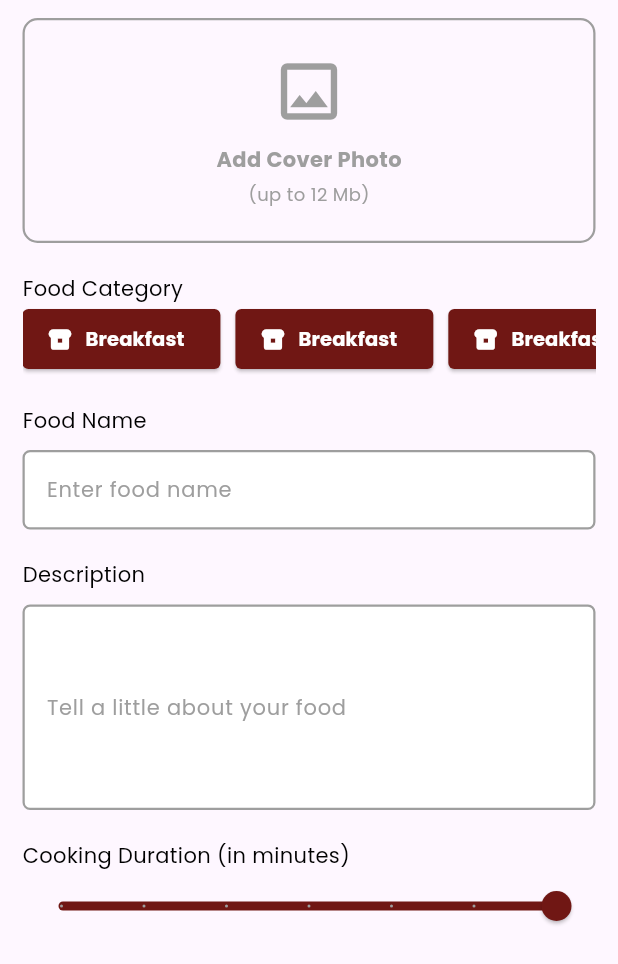
After one commit to anushatamrakar/NewaFest, a Flutter app: the AddRecipe screen opened by its route, on a phone screen of 412 x 824 dp. The commit adds this screen. Shown: the top 964 px of the screen. Run offline on Flutter 3.47's test engine with Material 3 defaults, Android fonts, the phone set to English and light mode, and no system bars.

Commit message:
recipe sharer started

```diff
--- a/lib/views/auth/login_page.dart
+++ b/lib/views/auth/login_page.dart
@@ -116,7 +116,7 @@ class _LoginPageState extends State<LoginPage> {
                           ],
                         ),
                         const SizedBox(height: 15),
-                        const CustomButton(txt1: "Login"),
+                        CustomButton(txt1: "Login", bg: const Color(0xff701714), textColor: Colors.white, onPressed: () {Navigator.pushNamed(context, "/add_recipe");},),
                         const SizedBox(height: 15),
                         const CustomDivider(divider1: "or login with"),
                         const SizedBox(height: 15),
@@ -142,7 +142,7 @@ class _LoginPageState extends State<LoginPage> {
                         CustomTextButton(
                           text: "Don't have an account?",
                           onPressed: () {
-                            Navigator.pushNamed(context, "/register");
+                            Navigator.pushNamed(context, "/home");
                           },
                           btn_1: "Sign up",
                         )
--- a/lib/views/auth/user_registration.dart
+++ b/lib/views/auth/user_registration.dart
@@ -140,6 +140,11 @@ class _UserRegistrationState extends State<UserRegistration> {
                   ],
                 ),
               ),
+              Padding(
+                padding: const EdgeInsets.only(right: 28, left: 28),
+                child: CustomButton(txt1: "Sign up",bg: const Color(0xff701714), textColor: Colors.white, onPressed: () {Navigator.pushNamed(context, "/login");  },),
+              ),
+              const SizedBox(height: 15),
               const CustomDivider(divider1: "or Sign up with"),
               const SizedBox(height: 15),
               Row(
@@ -164,7 +169,6 @@ class _UserRegistrationState extends State<UserRegistration> {
               CustomTextButton(text: "Already have an account?", onPressed: (){
                 Navigator.pushNamed(context, "/login");
               }, btn_1: "Login",)
-
             ],
           ),
         ),
--- /dev/null
+++ b/lib/views/recipe_sharer/add_recipe.dart
@@ -0,0 +1,140 @@
+import 'package:flutter/material.dart';
+import 'package:newafest/widgets/custom_add_recipe/food_category.dart';
+import 'package:newafest/widgets/custom_add_recipe/image_upload.dart';
+
+class AddRecipe extends StatefulWidget {
+  const AddRecipe({super.key});
+
+  @override
+  State<AddRecipe> createState() => _AddRecipeState();
+}
+
+class _AddRecipeState extends State<AddRecipe> {
+  final OutlineInputBorder border = const OutlineInputBorder(
+    borderSide: BorderSide(
+      width: 1.5,
+      style: BorderStyle.solid,
+      color: Colors.grey,
+    ),
+    borderRadius: BorderRadius.all(Radius.circular(5)),
+  );
+
+  Widget _foodName() {
+    return TextField(
+      maxLines: 1,
+      style: const TextStyle(
+        fontSize: 14,
+        fontFamily: "Poppins",
+        fontWeight: FontWeight.w400,
+      ),
+      decoration: InputDecoration(
+        labelText: "Enter food name",
+        filled: true,
+        fillColor: Colors.white,
+        focusedBorder: border,
+        enabledBorder: border,
+        labelStyle: const TextStyle(
+          color: Colors.grey,
+          fontSize: 14,
+          fontFamily: "Poppins",
+          fontWeight: FontWeight.w400,
+        ),
+      ),
+    );
+  }
+
+  // Description input field
+  Widget _description() {
+    return TextField(
+      minLines: 5,
+      maxLines:null,
+      style: const TextStyle(
+        fontSize: 14,
+        fontFamily: "Poppins",
+        fontWeight: FontWeight.w400,
+      ),
+      decoration: InputDecoration(
+        labelText: "Tell a little about your food",
+        filled: true,
+        fillColor: Colors.white,
+        focusedBorder: border,
+        enabledBorder: border,
+        labelStyle: const TextStyle(
+          color: Colors.grey,
+          fontSize: 14,
+          fontFamily: "Poppins",
+          fontWeight: FontWeight.w400,
+        ),
+      ),
+    );
+  }
+
+  double _currentValue = 60;
+  @override
+
+  Widget build(BuildContext context) {
+    return Scaffold(
+      body: SafeArea(
+          child: SingleChildScrollView(
+            padding: const EdgeInsets.symmetric(horizontal:15, vertical:12),
+            child: Column(
+              crossAxisAlignment: CrossAxisAlignment.start,
+              children: [
+                const ImageUpload(),
+                const SizedBox(height: 20),
+                const FoodCategory(),
+                const SizedBox(height: 20),
+                const Text(
+                  "Food Name",
+                  style: TextStyle(
+                    fontWeight: FontWeight.w400,
+                    fontSize: 14,
+                    fontFamily: "Poppins",
+                    color: Colors.black,
+                  ),
+                ),
+                const SizedBox(height: 10),
+                _foodName(),
+                const SizedBox(height: 20),
+                const Text(
+                  "Description",
+                  style: TextStyle(
+                    fontWeight: FontWeight.w400,
+                    fontSize: 14,
+                    fontFamily: "Poppins",
+                    color: Colors.black,
+                  ),
+                ),
+                const SizedBox(height: 10),
+                _description(),
+                const SizedBox(height: 20),
+                const Text(
+                  "Cooking Duration (in minutes)",
+                  style: TextStyle(
+                    fontWeight: FontWeight.w400,
+                    fontSize: 14,
+                    fontFamily: "Poppins",
+                    color: Colors.black,
+                  ),
+                ),
+                Slider(
+                  value: _currentValue,
+                  min: 0, // Minimum value of the slider
+                  max: 60, // Maximum value of the slider
+                  divisions: 6, // Number of steps
+                  label: _currentValue.round().toString(), // Label showing the current value
+                  activeColor: const Color(0xff701714), // Color for the active part of the slider
+                  inactiveColor: Colors.grey, // Color for the inactive part of the slider
+                  onChanged: (double newValue) {
+                    setState(() {
+                      _currentValue = newValue; // Update the value when the slider is moved
+                    });
+                  },
+                ),
+              ],
+            ),
+          )
+        ),
+    );
+  }
+}
--- /dev/null
+++ b/lib/widgets/custom_add_recipe/category_widget.dart
@@ -0,0 +1,38 @@
+import 'package:flutter/material.dart';
+
+class CustomCategoryButton extends StatefulWidget {
+  final VoidCallback onPressed;
+  final Icon icon;
+  final String txt1;
+  const CustomCategoryButton({super.key, required this.onPressed, required this.icon, required this.txt1});
+
+  @override
+  State<CustomCategoryButton> createState() => _CustomCategoryButtonState();
+}
+
+class _CustomCategoryButtonState extends State<CustomCategoryButton> {
+  @override
+  Widget build(BuildContext context) {
+    return ElevatedButton.icon(
+      onPressed: widget.onPressed,
+      style: ElevatedButton.styleFrom(
+        foregroundColor: Colors.white,
+        backgroundColor: const Color(0xff701714),
+        shape: const RoundedRectangleBorder(
+          borderRadius: BorderRadius.all(Radius.circular(4)),
+        ),
+        fixedSize: const Size(double.infinity, 40),
+      ),
+      icon: widget.icon,
+      label: Text(
+        widget.txt1,
+        style: const TextStyle(
+          color: Colors.white,
+          fontSize: 13,
+          fontFamily: "Poppins",
+          fontWeight: FontWeight.w600,
+        ),
+      ),
+    );;
+  }
+}
--- /dev/null
+++ b/lib/widgets/custom_add_recipe/food_category.dart
@@ -0,0 +1,60 @@
+import 'package:flutter/material.dart';
+import 'package:newafest/widgets/custom_add_recipe/category_widget.dart';
+import 'package:newafest/widgets/custom_social_icon.dart';
+
+class FoodCategory extends StatefulWidget {
+  const FoodCategory({super.key});
+
+  @override
+  State<FoodCategory> createState() => _FoodCategoryState();
+}
+
+class _FoodCategoryState extends State<FoodCategory> {
+  @override
+  Widget build(BuildContext context) {
+    return Column(
+      crossAxisAlignment: CrossAxisAlignment.start,
+      children: [
+        const Text(
+          "Food Category",
+          style: TextStyle(
+            fontWeight: FontWeight.w400,
+            fontSize: 14,
+            fontFamily: "Poppins",
+            color: Colors.black,
+          ),
+        ),
+        SingleChildScrollView(
+          scrollDirection: Axis.horizontal,
+          child: Row(
+            children: [
+              CustomCategoryButton(
+                  onPressed: () {},
+                  icon: const Icon(
+                    Icons.breakfast_dining,
+                    size: 18,
+                  ),
+                  txt1: "Breakfast"),
+              const SizedBox(width: 10),
+              CustomCategoryButton(
+                  onPressed: () {},
+                  icon: const Icon(
+                    Icons.breakfast_dining,
+                    size: 18,
+                  ),
+                  txt1: "Breakfast"),
+              const SizedBox(width: 10),
+              CustomCategoryButton(
+                  onPressed: () {},
+                  icon: const Icon(
+                    Icons.breakfast_dining,
+                    size: 18,
+                  ),
+                  txt1: "Breakfast"),
+            ],
+          ),
+        )
+      ],
+    );
+  }
+}
--- /dev/null
+++ b/lib/widgets/custom_add_recipe/image_upload.dart
@@ -0,0 +1,60 @@
+import 'package:flutter/material.dart';
+class ImageUpload extends StatefulWidget {
+  const ImageUpload({super.key});
+
+  @override
+  State<ImageUpload> createState() => _ImageUploadState();
+}
+
+class _ImageUploadState extends State<ImageUpload> {
+  @override
+  Widget build(BuildContext context) {
+    return GestureDetector(
+      onTap: () {
+        // Add image upload functionality here
+      },
+      child: Container(
+        width: double.infinity,
+        height: 150,
+        decoration: BoxDecoration(
+          border: Border.all(
+            color: Colors.grey,
+            width: 1.5,
+            style: BorderStyle.solid,
+          ),
+          borderRadius: BorderRadius.circular(10),
+        ),
+        child: const Column(
+          mainAxisAlignment: MainAxisAlignment.center,
+          children: [
+            Icon(
+              Icons.image_outlined,
+              size: 50,
+              color: Colors.grey,
+            ),
+            SizedBox(height: 10),
+            Text(
+              "Add Cover Photo",
+              style: TextStyle(
+                color: Colors.grey,
+                fontFamily: 'Poppins',
+                fontSize: 14,
+                fontWeight: FontWeight.w600,
+              ),
+            ),
+            SizedBox(height: 5),
+            Text(
+              "(up to 12 Mb)",
+              style: TextStyle(
+                color: Colors.grey,
+                fontFamily: 'Poppins',
+                fontSize: 12,
+                fontWeight: FontWeight.w400,
+              ),
+            ),
+          ],
+        ),
+      ),
+    );
+  }
+}
```
Also changed, not shown: lib/main.dart (+6 -1 lines), lib/views/auth/sharer_registration.dart (added, +227 -0 lines), lib/views/home/home_page.dart (+33 -9 lines), lib/views/home/opening_page.dart (+18 -4 lines), lib/widgets/custom_button.dart (+16 -15 lines).
